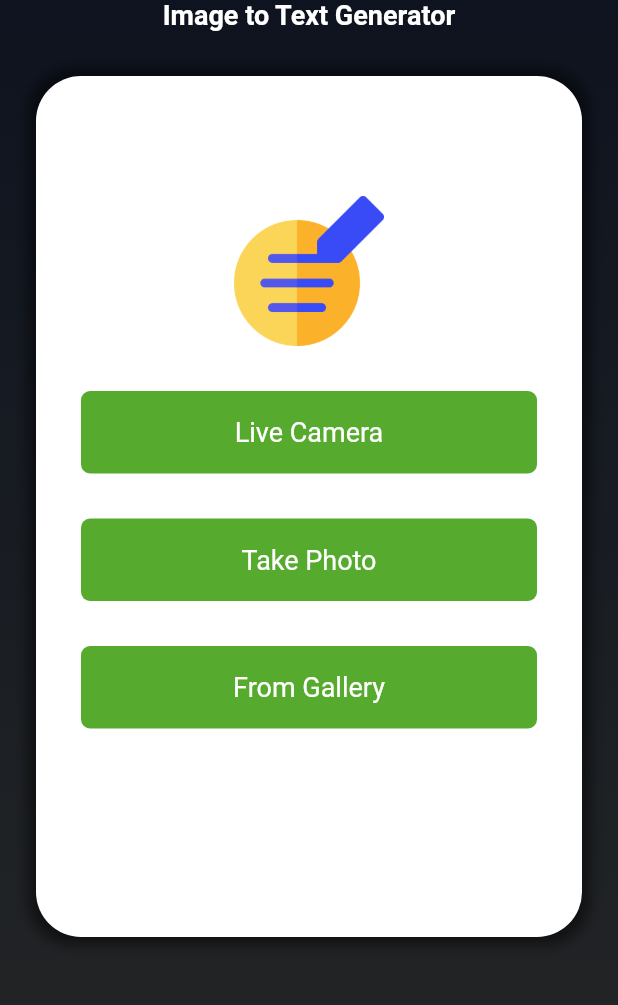
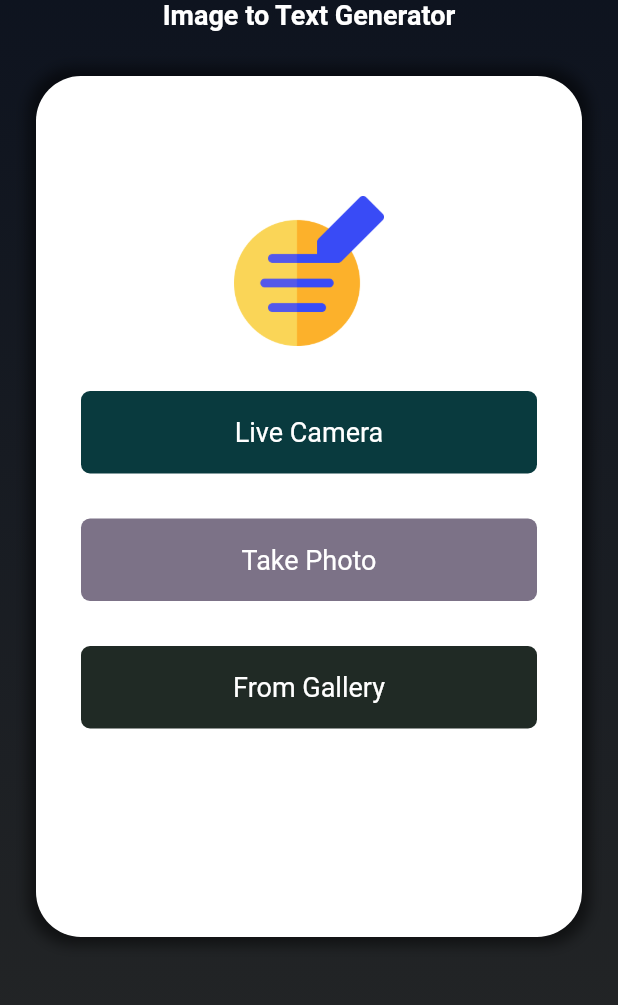
Before and after one commit to ashrafulparan2/Caption-Generator, a Flutter app: the screen it shows after launch, on a phone screen of 412 x 824 dp, the part 161-1166 px from its top. Run offline on Flutter 3.47's test engine with Material 2 defaults, Android fonts, the light colour scheme and no system bars; our stand-ins replace another_flutter_splash_screen, image_picker.

Commit message:
button colors changed

```diff
--- a/lib/home.dart
+++ b/lib/home.dart
@@ -123,7 +123,7 @@ class _HomeState extends State<Home> {
                                       padding: EdgeInsets.symmetric(
                                           horizontal: 24, vertical: 17),
                                       decoration: BoxDecoration(
-                                        color: Color(0xFF56ab2f),
+                                        color: Color(0xFF093A3E),
                                         borderRadius: BorderRadius.circular(6),
                                       ),
                                       child: Text(
@@ -155,7 +155,7 @@ class _HomeState extends State<Home> {
                                       padding: EdgeInsets.symmetric(
                                           horizontal: 24, vertical: 17),
                                       decoration: BoxDecoration(
-                                        color: Color(0xFF56ab2f),
+                                        color: Color(0xFF7C7287),
                                         borderRadius: BorderRadius.circular(6),
                                       ),
                                       child: Text(
@@ -187,7 +187,7 @@ class _HomeState extends State<Home> {
                                       padding: EdgeInsets.symmetric(
                                           horizontal: 24, vertical: 17),
                                       decoration: BoxDecoration(
-                                        color: Color(0xFF56ab2f),
+                                        color: Color(0xFF202A25),
                                         borderRadius: BorderRadius.circular(6),
                                       ),
                                       child: Text(
```
